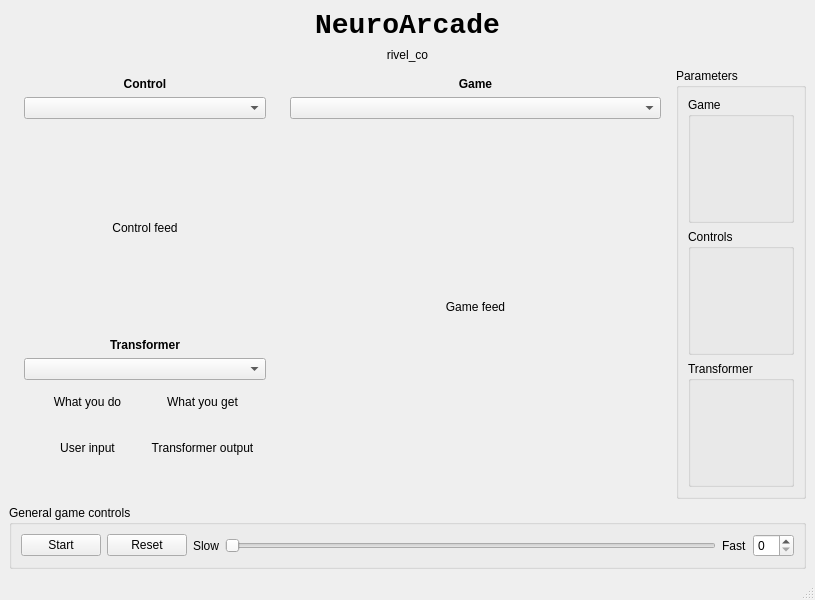
rivelco/NeuroArcade, file src/neuroarcade/ui/MainWindow.ui: the form before one commit.
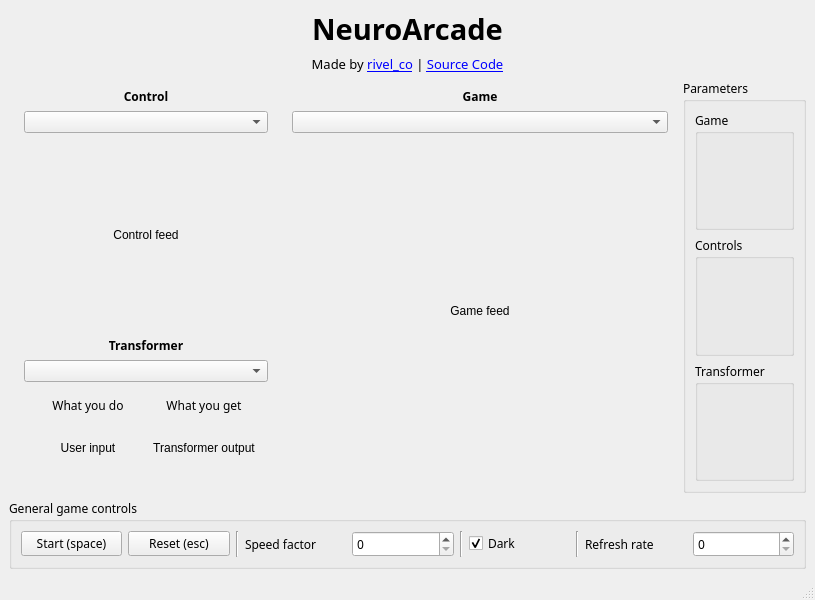
The form after the commit.

Commit message: General upgrades to the UI

The edit to the form file:
```diff
--- a/src/neuroarcade/ui/MainWindow.ui
+++ b/src/neuroarcade/ui/MainWindow.ui
@@ -29,11 +29,10 @@
         <verstretch>0</verstretch>
        </sizepolicy>
       </property>
-      <property name="maximumSize">
-       <size>
-        <width>200</width>
-        <height>16777215</height>
-       </size>
+      <property name="font">
+       <font>
+        <family>OCR A Extended</family>
+       </font>
       </property>
       <property name="title">
        <string>Parameters</string>
@@ -41,6 +40,11 @@
       <layout class="QGridLayout" name="gridLayout_5">
        <item row="0" column="0">
         <widget class="QGroupBox" name="game_parameters_box">
+         <property name="font">
+          <font>
+           <family>OCR A Extended</family>
+          </font>
+         </property>
          <property name="title">
           <string>Game</string>
          </property>
@@ -48,6 +52,11 @@
        </item>
        <item row="2" column="0">
         <widget class="QGroupBox" name="transform_parameters_box">
+         <property name="font">
+          <font>
+           <family>OCR A Extended</family>
+          </font>
+         </property>
          <property name="title">
           <string>Transformer</string>
          </property>
@@ -55,6 +64,11 @@
        </item>
        <item row="1" column="0">
         <widget class="QGroupBox" name="control_parameters_box">
+         <property name="font">
+          <font>
+           <family>OCR A Extended</family>
+          </font>
+         </property>
          <property name="title">
           <string>Controls</string>
          </property>
@@ -122,6 +136,11 @@
               <verstretch>0</verstretch>
              </sizepolicy>
             </property>
+            <property name="font">
+             <font>
+              <family>OCR A Extended</family>
+             </font>
+            </property>
             <property name="text">
              <string>What you do</string>
             </property>
@@ -138,6 +157,11 @@
               <verstretch>0</verstretch>
              </sizepolicy>
             </property>
+            <property name="font">
+             <font>
+              <family>OCR A Extended</family>
+             </font>
+            </property>
             <property name="text">
              <string>What you get</string>
             </property>
@@ -159,6 +183,7 @@
          </property>
          <property name="font">
           <font>
+           <family>OCR A Extended</family>
            <bold>true</bold>
           </font>
          </property>
@@ -180,6 +205,7 @@
          </property>
          <property name="font">
           <font>
+           <family>OCR A Extended</family>
            <bold>true</bold>
           </font>
          </property>
@@ -239,6 +265,7 @@
          </property>
          <property name="font">
           <font>
+           <family>OCR A Extended</family>
            <bold>true</bold>
           </font>
          </property>
@@ -289,8 +316,8 @@
       </property>
       <property name="font">
        <font>
-        <family>Consolas</family>
-        <pointsize>21</pointsize>
+        <family>Agency FB</family>
+        <pointsize>22</pointsize>
         <bold>true</bold>
        </font>
       </property>
@@ -310,8 +337,15 @@
         <verstretch>0</verstretch>
        </sizepolicy>
       </property>
+      <property name="font">
+       <font>
+        <family>Gadugi</family>
+        <pointsize>10</pointsize>
+        <bold>false</bold>
+       </font>
+      </property>
       <property name="text">
-       <string>rivel_co</string>
+       <string>&lt;html&gt;&lt;head/&gt;&lt;body&gt;&lt;p&gt;Made by &lt;a href=&quot;https://github.com/rivelco&quot;&gt;&lt;span style=&quot; text-decoration: underline; color:#0000ff;&quot;&gt;rivel_co&lt;/span&gt;&lt;/a&gt; | &lt;a href=&quot;https://github.com/rivelco/NeuroArcade&quot;&gt;&lt;span style=&quot; text-decoration: underline; color:#0000ff;&quot;&gt;Source Code&lt;/span&gt;&lt;/a&gt;&lt;/p&gt;&lt;/body&gt;&lt;/html&gt;</string>
       </property>
       <property name="alignment">
        <set>Qt::AlignCenter</set>
@@ -326,28 +360,19 @@
         <verstretch>0</verstretch>
        </sizepolicy>
       </property>
+      <property name="font">
+       <font>
+        <family>OCR A Extended</family>
+       </font>
+      </property>
       <property name="title">
        <string>General game controls</string>
       </property>
       <layout class="QGridLayout" name="gridLayout_4">
-       <item row="0" column="4">
-        <widget class="QLabel" name="game_speed_right_lbl">
+       <item row="0" column="8">
+        <widget class="QLabel" name="label_4">
          <property name="text">
-          <string>Fast</string>
-         </property>
-        </widget>
-       </item>
-       <item row="0" column="2">
-        <widget class="QLabel" name="game_speed_left_lbl">
-         <property name="text">
-          <string>Slow</string>
-         </property>
-        </widget>
-       </item>
-       <item row="0" column="5">
-        <widget class="QSpinBox" name="global_timer">
-         <property name="focusPolicy">
-          <enum>Qt::NoFocus</enum>
+          <string>Refresh rate</string>
          </property>
         </widget>
        </item>
@@ -357,17 +382,42 @@
           <enum>Qt::NoFocus</enum>
          </property>
          <property name="text">
-          <string>Reset</string>
+          <string>Reset (esc)</string>
+         </property>
+        </widget>
+       </item>
+       <item row="0" column="2">
+        <widget class="Line" name="line">
+         <property name="orientation">
+          <enum>Qt::Vertical</enum>
+         </property>
+        </widget>
+       </item>
+       <item row="0" column="4">
+        <widget class="QSpinBox" name="game_speed_slider">
+         <property name="focusPolicy">
+          <enum>Qt::ClickFocus</enum>
          </property>
         </widget>
        </item>
        <item row="0" column="3">
-        <widget class="QSlider" name="game_speed_slider">
+        <widget class="QLabel" name="label_3">
+         <property name="text">
+          <string>Speed factor</string>
+         </property>
+        </widget>
+       </item>
+       <item row="0" column="9">
+        <widget class="QSpinBox" name="global_timer">
          <property name="focusPolicy">
           <enum>Qt::NoFocus</enum>
          </property>
+        </widget>
+       </item>
+       <item row="0" column="5">
+        <widget class="Line" name="line_2">
          <property name="orientation">
-          <enum>Qt::Horizontal</enum>
+          <enum>Qt::Vertical</enum>
          </property>
         </widget>
        </item>
@@ -377,7 +427,27 @@
           <enum>Qt::NoFocus</enum>
          </property>
          <property name="text">
-          <string>Start</string>
+          <string>Start (space)</string>
+         </property>
+        </widget>
+       </item>
+       <item row="0" column="6">
+        <widget class="QCheckBox" name="dark_check">
+         <property name="focusPolicy">
+          <enum>Qt::NoFocus</enum>
+         </property>
+         <property name="text">
+          <string>Dark</string>
+         </property>
+         <property name="checked">
+          <bool>true</bool>
+         </property>
+        </widget>
+       </item>
+       <item row="0" column="7">
+        <widget class="Line" name="line_3">
+         <property name="orientation">
+          <enum>Qt::Vertical</enum>
          </property>
         </widget>
        </item>
```
